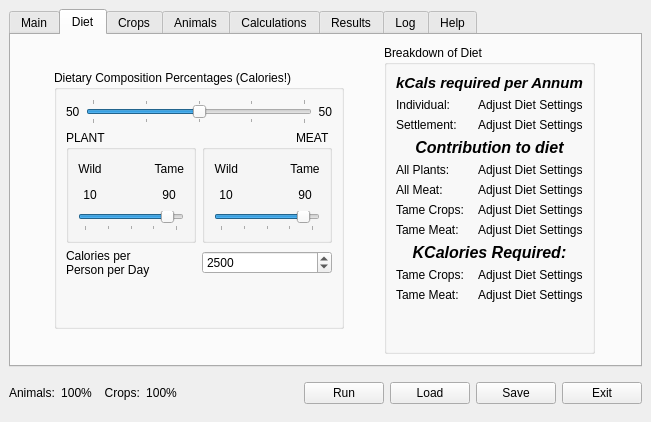
Old version of the form src/ui/lamainformbase.ui in the repository arkygeek/landuseanalyst.
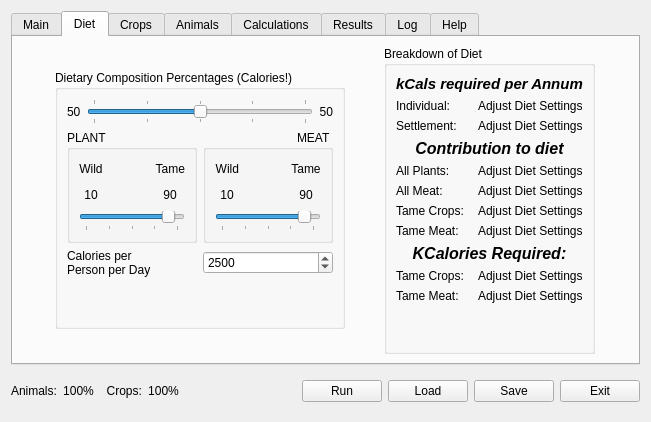
New version of the form. The open tabs and pages were chosen to show the change. Icons and pictures are not drawn.

Diff of the .ui file:
```diff
--- a/src/ui/lamainformbase.ui
+++ b/src/ui/lamainformbase.ui
@@ -11,9 +11,7 @@
    </rect>
   </property>
   <property name="sizePolicy" >
-   <sizepolicy>
-    <hsizetype>0</hsizetype>
-    <vsizetype>0</vsizetype>
+   <sizepolicy vsizetype="Fixed" hsizetype="Fixed" >
     <horstretch>0</horstretch>
     <verstretch>0</verstretch>
    </sizepolicy>
@@ -25,18 +23,10 @@
    <iconset resource="../resources/resources.qrc" >:/la_icon_small.png</iconset>
   </property>
   <layout class="QGridLayout" >
-   <property name="margin" >
-    <number>9</number>
-   </property>
-   <property name="spacing" >
-    <number>6</number>
-   </property>
    <item row="0" column="0" >
     <widget class="QTabWidget" name="MainTabs" >
      <property name="sizePolicy" >
-      <sizepolicy>
-       <hsizetype>0</hsizetype>
-       <vsizetype>0</vsizetype>
+      <sizepolicy vsizetype="Fixed" hsizetype="Fixed" >
        <horstretch>0</horstretch>
        <verstretch>0</verstretch>
       </sizepolicy>
@@ -563,18 +553,10 @@
        <string>Diet</string>
       </attribute>
       <layout class="QGridLayout" >
-       <property name="margin" >
-        <number>9</number>
-       </property>
-       <property name="spacing" >
-        <number>6</number>
-       </property>
        <item row="0" column="0" >
         <widget class="QGroupBox" name="diet_comp_box" >
          <property name="sizePolicy" >
-          <sizepolicy>
-           <hsizetype>0</hsizetype>
-           <vsizetype>0</vsizetype>
+          <sizepolicy vsizetype="Fixed" hsizetype="Fixed" >
            <horstretch>0</horstretch>
            <verstretch>0</verstretch>
           </sizepolicy>
@@ -583,20 +565,8 @@
           <string>Dietary Composition Percentages (Calories!)</string>
          </property>
          <layout class="QGridLayout" >
-          <property name="margin" >
-           <number>9</number>
-          </property>
-          <property name="spacing" >
-           <number>6</number>
-          </property>
           <item row="2" column="0" colspan="2" >
            <layout class="QHBoxLayout" >
-            <property name="margin" >
-             <number>0</number>
-            </property>
-            <property name="spacing" >
-             <number>6</number>
-            </property>
             <item>
              <widget class="QLabel" name="label6" >
               <property name="toolTip" >
@@ -656,12 +626,6 @@
              <string>PLANT</string>
             </property>
             <layout class="QGridLayout" >
-             <property name="margin" >
-              <number>9</number>
-             </property>
-             <property name="spacing" >
-              <number>6</number>
-             </property>
              <item row="1" column="1" >
               <spacer>
                <property name="orientation" >
@@ -785,12 +749,6 @@
           </item>
           <item row="0" column="0" colspan="2" >
            <layout class="QHBoxLayout" >
-            <property name="margin" >
-             <number>0</number>
-            </property>
-            <property name="spacing" >
-             <number>6</number>
-            </property>
             <item>
              <widget class="QLabel" name="labelCropPercent" >
               <property name="toolTip" >
@@ -873,12 +831,6 @@
              <string>MEAT</string>
             </property>
             <layout class="QGridLayout" >
-             <property name="margin" >
-              <number>9</number>
-             </property>
-             <property name="spacing" >
-              <number>6</number>
-             </property>
              <item row="0" column="0" >
               <widget class="QLabel" name="label_14" >
                <property name="text" >
@@ -1025,9 +977,7 @@
        <item row="0" column="1" >
         <widget class="QGroupBox" name="groupBox_2" >
          <property name="sizePolicy" >
-          <sizepolicy>
-           <hsizetype>0</hsizetype>
-           <vsizetype>0</vsizetype>
+          <sizepolicy vsizetype="Fixed" hsizetype="Fixed" >
            <horstretch>0</horstretch>
            <verstretch>0</verstretch>
           </sizepolicy>
@@ -1051,12 +1001,6 @@
           <string>Breakdown of Diet</string>
          </property>
          <layout class="QGridLayout" >
-          <property name="margin" >
-           <number>9</number>
-          </property>
-          <property name="spacing" >
-           <number>6</number>
-          </property>
           <item row="8" column="0" >
            <widget class="QLabel" name="label_20" >
             <property name="text" >
@@ -1072,12 +1016,6 @@
           </item>
           <item row="2" column="0" >
            <layout class="QHBoxLayout" >
-            <property name="margin" >
-             <number>0</number>
-            </property>
-            <property name="spacing" >
-             <number>6</number>
-            </property>
             <item>
              <widget class="QLabel" name="label_10" >
               <property name="text" >
@@ -1109,12 +1047,6 @@
           </item>
           <item row="10" column="0" >
            <layout class="QHBoxLayout" >
-            <property name="margin" >
-             <number>0</number>
-            </property>
-            <property name="spacing" >
-             <number>6</number>
-            </property>
             <item>
              <widget class="QLabel" name="label_21" >
               <property name="text" >
@@ -1133,12 +1065,6 @@
           </item>
           <item row="7" column="0" >
            <layout class="QHBoxLayout" >
-            <property name="margin" >
-             <number>0</number>
-            </property>
-            <property name="spacing" >
-             <number>6</number>
-            </property>
             <item>
              <widget class="QLabel" name="label_19" >
               <property name="text" >
@@ -1157,12 +1083,6 @@
           </item>
           <item row="9" column="0" >
            <layout class="QHBoxLayout" >
-            <property name="margin" >
-             <number>0</number>
-            </property>
-            <property name="spacing" >
-             <number>6</number>
-            </property>
             <item>
              <widget class="QLabel" name="label_23" >
               <property name="text" >
@@ -1181,12 +1101,6 @@
           </item>
           <item row="4" column="0" >
            <layout class="QHBoxLayout" >
-            <property name="margin" >
-             <number>0</number>
-            </property>
-            <property name="spacing" >
-             <number>6</number>
-            </property>
             <item>
              <widget class="QLabel" name="label_12" >
               <property name="text" >
@@ -1205,12 +1119,6 @@
           </item>
           <item row="1" column="0" >
            <layout class="QHBoxLayout" >
-            <property name="margin" >
-             <number>0</number>
-            </property>
-            <property name="spacing" >
-             <number>6</number>
-            </property>
             <item>
              <widget class="QLabel" name="label_8" >
               <property name="text" >
@@ -1229,12 +1137,6 @@
           </item>
           <item row="6" column="0" >
            <layout class="QHBoxLayout" >
-            <property name="margin" >
-             <number>0</number>
-            </property>
-            <property name="spacing" >
-             <number>6</number>
-            </property>
             <item>
              <widget class="QLabel" name="label_18" >
               <property name="text" >
@@ -1266,12 +1168,6 @@
           </item>
           <item row="5" column="0" >
            <layout class="QHBoxLayout" >
-            <property name="margin" >
-             <number>0</number>
-            </property>
-            <property name="spacing" >
-             <number>6</number>
-            </property>
             <item>
              <widget class="QLabel" name="label_16" >
               <property name="text" >
@@ -2504,12 +2400,6 @@
    </item>
    <item row="1" column="0" >
     <layout class="QHBoxLayout" >
-     <property name="margin" >
-      <number>0</number>
-     </property>
-     <property name="spacing" >
-      <number>6</number>
-     </property>
      <item>
       <widget class="QLabel" name="label_5" >
        <property name="toolTip" >
@@ -2584,9 +2474,7 @@
      <item>
       <widget class="QPushButton" name="pushButtonRun" >
        <property name="sizePolicy" >
-        <sizepolicy>
-         <hsizetype>0</hsizetype>
-         <vsizetype>0</vsizetype>
+        <sizepolicy vsizetype="Fixed" hsizetype="Fixed" >
          <horstretch>0</horstretch>
          <verstretch>0</verstretch>
         </sizepolicy>
@@ -2617,9 +2505,7 @@
      <item>
       <widget class="QPushButton" name="pushButtonLoad" >
        <property name="sizePolicy" >
-        <sizepolicy>
-         <hsizetype>0</hsizetype>
-         <vsizetype>0</vsizetype>
+        <sizepolicy vsizetype="Fixed" hsizetype="Fixed" >
          <horstretch>0</horstretch>
          <verstretch>0</verstretch>
         </sizepolicy>
@@ -2644,9 +2530,7 @@
      <item>
       <widget class="QPushButton" name="pushButtonSave" >
        <property name="sizePolicy" >
-        <sizepolicy>
-         <hsizetype>0</hsizetype>
-         <vsizetype>0</vsizetype>
+        <sizepolicy vsizetype="Fixed" hsizetype="Fixed" >
          <horstretch>0</horstretch>
          <verstretch>0</verstretch>
         </sizepolicy>
@@ -2665,9 +2549,7 @@
      <item>
       <widget class="QPushButton" name="pushButtonExit" >
        <property name="sizePolicy" >
-        <sizepolicy>
-         <hsizetype>0</hsizetype>
-         <vsizetype>0</vsizetype>
+        <sizepolicy vsizetype="Fixed" hsizetype="Fixed" >
          <horstretch>0</horstretch>
          <verstretch>0</verstretch>
         </sizepolicy>
```
Left out of the diff: 206 changed lines with no effect on the pictures.
